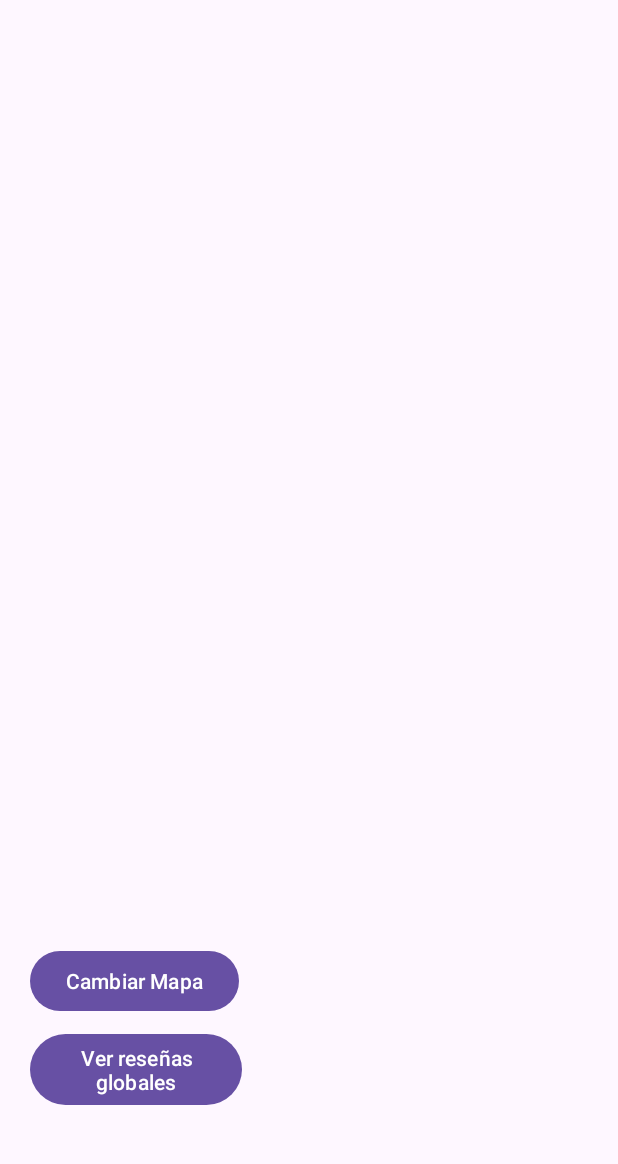
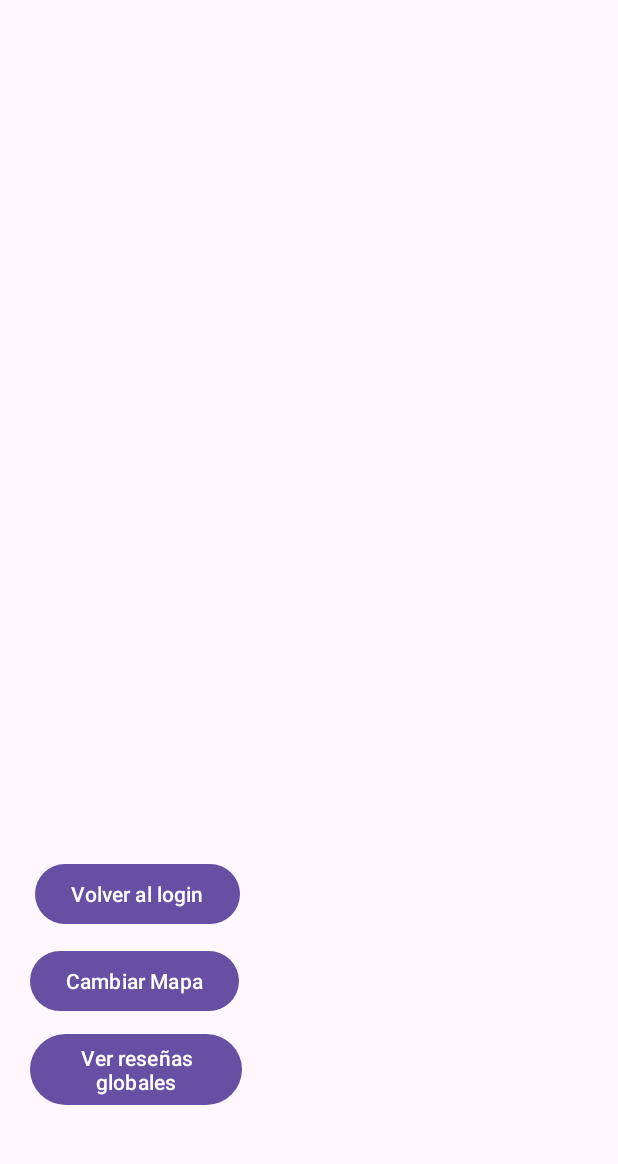
Before and after one commit to Antonio7347/FirebladeGarcia, an Android app: the screen it shows after launch (MapsActivity2), on a phone screen of 412 x 824 dp, the part 53-1217 px from its top. Run offline under Robolectric (Android 15) with nearby library versions, the phone set to English and light mode, and no system bars; our stand-ins replace Firebase (no records; nobody signed in at launch, a user with empty details on screens opened directly).

Commit message:
Termino de la funcionalidad

```diff
--- a/app/src/main/java/utez/edu/mx/MapsActivity2.kt
+++ b/app/src/main/java/utez/edu/mx/MapsActivity2.kt
@@ -1,5 +1,6 @@
 package utez.edu.mx
 
+import android.content.Intent
 import androidx.appcompat.app.AppCompatActivity
 import android.os.Bundle
 import com.google.android.gms.maps.CameraUpdateFactory
@@ -186,6 +187,14 @@ class MapsActivity2 : AppCompatActivity(), OnMapReadyCallback {
             changeMapType()
         }
 
+
+
+        findViewById<Button>(R.id.btnOut).setOnClickListener {
+            val intent : Intent = Intent(this, LoginActivity::class.java)
+            startActivity(intent)
+            FirebaseAuth.getInstance().signOut()
+        }
+
         // Listener para mostrar las reseñas guardadas cuando se haga clic en el botón
         findViewById<Button>(R.id.btnViewReviews).setOnClickListener {
             displayReviewsDialog() // Método que muestra el diálogo con las reseñas
--- a/app/src/main/res/layout/activity_maps2.xml
+++ b/app/src/main/res/layout/activity_maps2.xml
@@ -28,4 +28,15 @@
         android:layout_marginStart="20dp"
         android:layout_marginBottom="7dp"
         android:text="Cambiar Mapa" />
+
+    <Button
+        android:id="@+id/btnOut"
+        android:layout_width="wrap_content"
+        android:layout_height="wrap_content"
+        android:layout_above="@id/btnViewReviews"
+        android:layout_alignParentStart="true"
+        android:layout_marginStart="23dp"
+        android:layout_marginBottom="65dp"
+        android:text="Volver al login" />
+
 </RelativeLayout>
```
